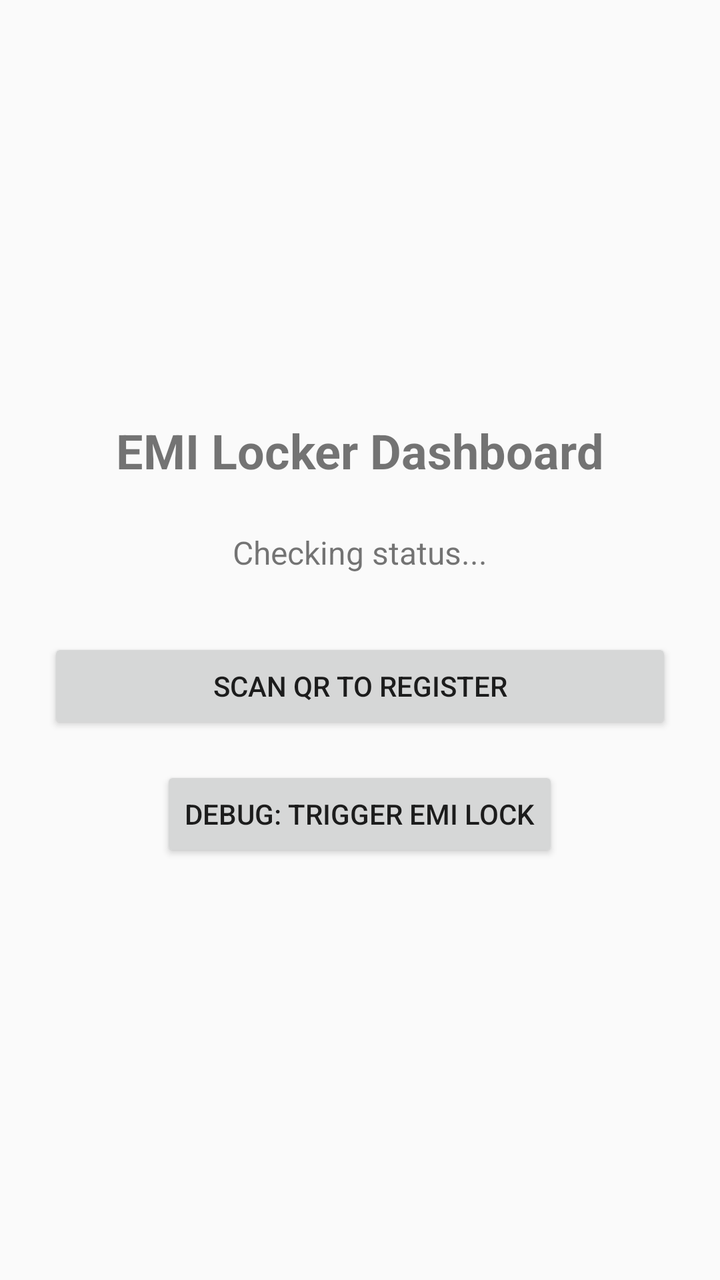
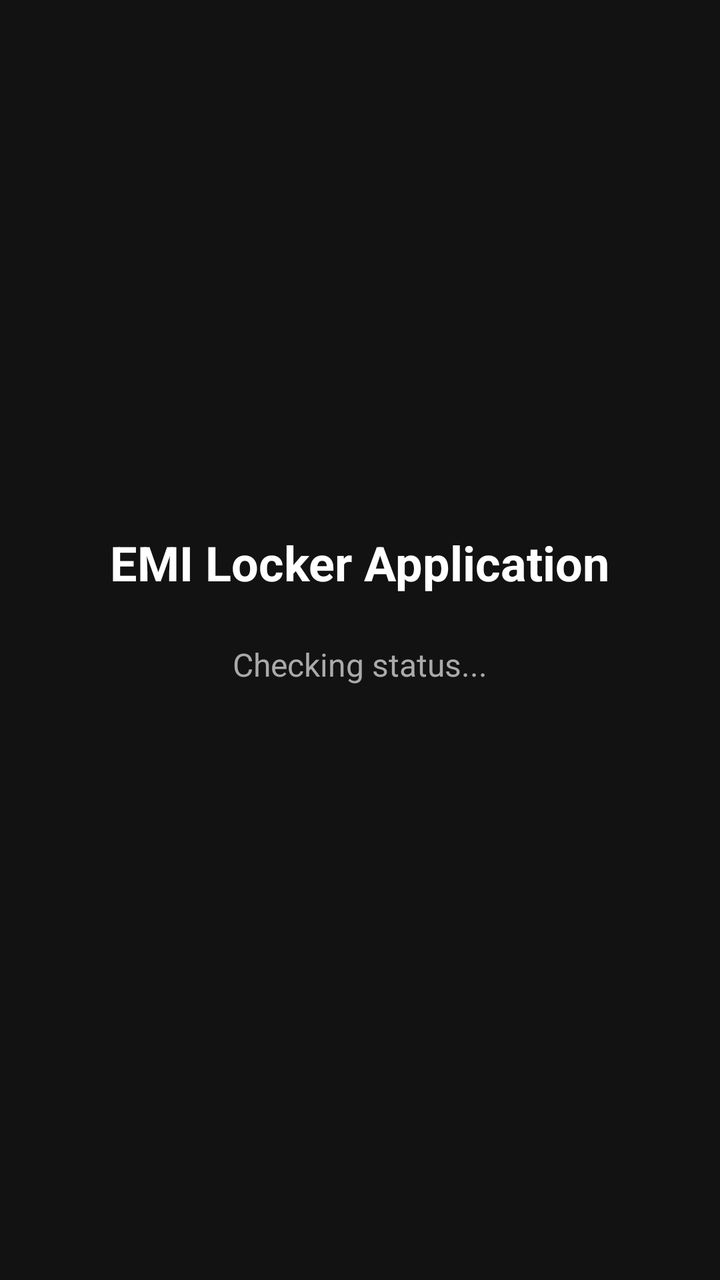

Screens rendered from an Android XML layout before and after an edit, with the pre-edit source and the edit as a unified diff.
<!-- AndroidManifest.xml: application theme Theme.AppCompat.DayNight.NoActionBar -->
<!-- res/layout/activity_main.xml -->
<?xml version="1.0" encoding="utf-8"?>
<LinearLayout xmlns:android="http://schemas.android.com/apk/res/android"
    android:layout_width="match_parent"
    android:layout_height="match_parent"
    android:orientation="vertical"
    android:padding="24dp"
    android:gravity="center">

    <TextView
        android:layout_width="wrap_content"
        android:layout_height="wrap_content"
        android:text="EMI Locker Dashboard"
        android:textSize="24sp"
        android:textStyle="bold"
        android:layout_marginBottom="24dp"/>

    <TextView
        android:id="@+id/tvDeviceOwnerStatus"
        android:layout_width="wrap_content"
        android:layout_height="wrap_content"
        android:text="Checking status..."
        android:textSize="16sp"
        android:layout_marginBottom="32dp"/>

    <Button
        android:id="@+id/btnScanQr"
        android:layout_width="match_parent"
        android:layout_height="wrap_content"
        android:text="Scan QR to Register"
        android:layout_marginBottom="16dp"/>

    <Button
        android:id="@+id/btnManualLock"
        android:layout_width="wrap_content"
        android:layout_height="wrap_content"
        android:text="Debug: Trigger Emi Lock" />
</LinearLayout>
<!-- resources referenced by this layout -->
<resources>

</resources>

<!-- the commit's change to res/layout/activity_main.xml (unified diff, before → after) -->
@@ -4,12 +4,14 @@
     android:layout_height="match_parent"
     android:orientation="vertical"
     android:padding="24dp"
+    android:background="#121212"
     android:gravity="center">
 
     <TextView
         android:layout_width="wrap_content"
         android:layout_height="wrap_content"
-        android:text="EMI Locker Dashboard"
+        android:text="EMI Locker Application"
+        android:textColor="#FFFFFF"
         android:textSize="24sp"
         android:textStyle="bold"
         android:layout_marginBottom="24dp"/>
@@ -19,19 +21,8 @@
         android:layout_width="wrap_content"
         android:layout_height="wrap_content"
         android:text="Checking status..."
+        android:textColor="#AAAAAA"
         android:textSize="16sp"
         android:layout_marginBottom="32dp"/>
 
-    <Button
-        android:id="@+id/btnScanQr"
-        android:layout_width="match_parent"
-        android:layout_height="wrap_content"
-        android:text="Scan QR to Register"
-        android:layout_marginBottom="16dp"/>
-
-    <Button
-        android:id="@+id/btnManualLock"
-        android:layout_width="wrap_content"
-        android:layout_height="wrap_content"
-        android:text="Debug: Trigger Emi Lock" />
 </LinearLayout>
